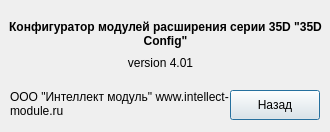
Qt form CE35DConfig/CE35DConfig/about.ui (ifedotov1984/projects) before a commit.
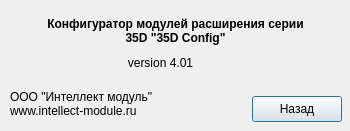
The same form after that commit.

The edit to the form file:
```diff
--- a/CE35DConfig/CE35DConfig/about.ui
+++ b/CE35DConfig/CE35DConfig/about.ui
@@ -6,22 +6,40 @@
    <rect>
     <x>0</x>
     <y>0</y>
-    <width>330</width>
-    <height>132</height>
+    <width>350</width>
+    <height>131</height>
    </rect>
   </property>
+  <property name="minimumSize">
+   <size>
+    <width>350</width>
+    <height>131</height>
+   </size>
+  </property>
+  <property name="maximumSize">
+   <size>
+    <width>350</width>
+    <height>131</height>
+   </size>
+  </property>
   <property name="windowTitle">
    <string>О программе</string>
   </property>
   <widget class="QLabel" name="label_2">
    <property name="geometry">
     <rect>
-     <x>0</x>
-     <y>13</y>
-     <width>331</width>
+     <x>40</x>
+     <y>10</y>
+     <width>271</width>
      <height>41</height>
     </rect>
    </property>
+   <property name="sizePolicy">
+    <sizepolicy hsizetype="Fixed" vsizetype="Fixed">
+     <horstretch>0</horstretch>
+     <verstretch>0</verstretch>
+    </sizepolicy>
+   </property>
    <property name="font">
     <font>
      <pointsize>9</pointsize>
@@ -48,6 +66,12 @@
      <height>31</height>
     </rect>
    </property>
+   <property name="sizePolicy">
+    <sizepolicy hsizetype="Fixed" vsizetype="Fixed">
+     <horstretch>0</horstretch>
+     <verstretch>0</verstretch>
+    </sizepolicy>
+   </property>
    <property name="font">
     <font>
      <pointsize>9</pointsize>
@@ -70,10 +94,16 @@
     <rect>
      <x>10</x>
      <y>88</y>
-     <width>231</width>
+     <width>181</width>
      <height>31</height>
     </rect>
    </property>
+   <property name="sizePolicy">
+    <sizepolicy hsizetype="Fixed" vsizetype="Fixed">
+     <horstretch>0</horstretch>
+     <verstretch>0</verstretch>
+    </sizepolicy>
+   </property>
    <property name="font">
     <font>
      <pointsize>9</pointsize>
@@ -94,12 +124,18 @@
   <widget class="QPushButton" name="pushButton">
    <property name="geometry">
     <rect>
-     <x>230</x>
-     <y>90</y>
+     <x>252</x>
+     <y>96</y>
      <width>90</width>
-     <height>30</height>
+     <height>26</height>
     </rect>
    </property>
+   <property name="sizePolicy">
+    <sizepolicy hsizetype="Fixed" vsizetype="Fixed">
+     <horstretch>0</horstretch>
+     <verstretch>0</verstretch>
+    </sizepolicy>
+   </property>
    <property name="text">
     <string>Назад</string>
    </property>
```
